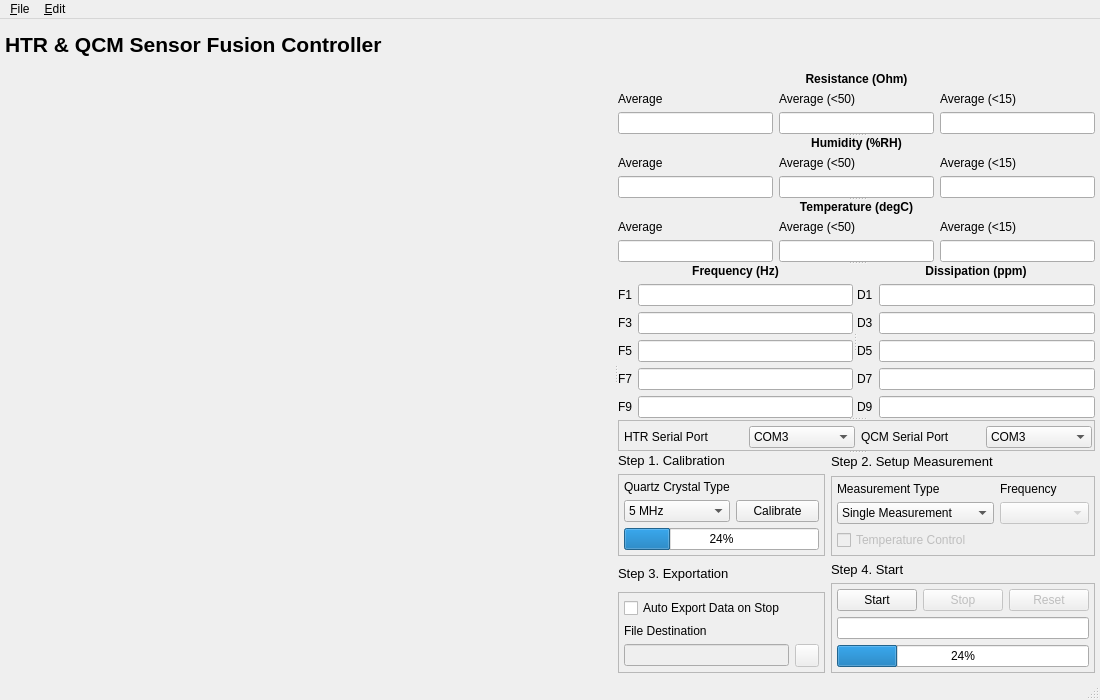
This is ui/main_gui.ui in CydiaBoss/uc-htr-sensor as Qt 5 draws it before an edit. The edited form follows.
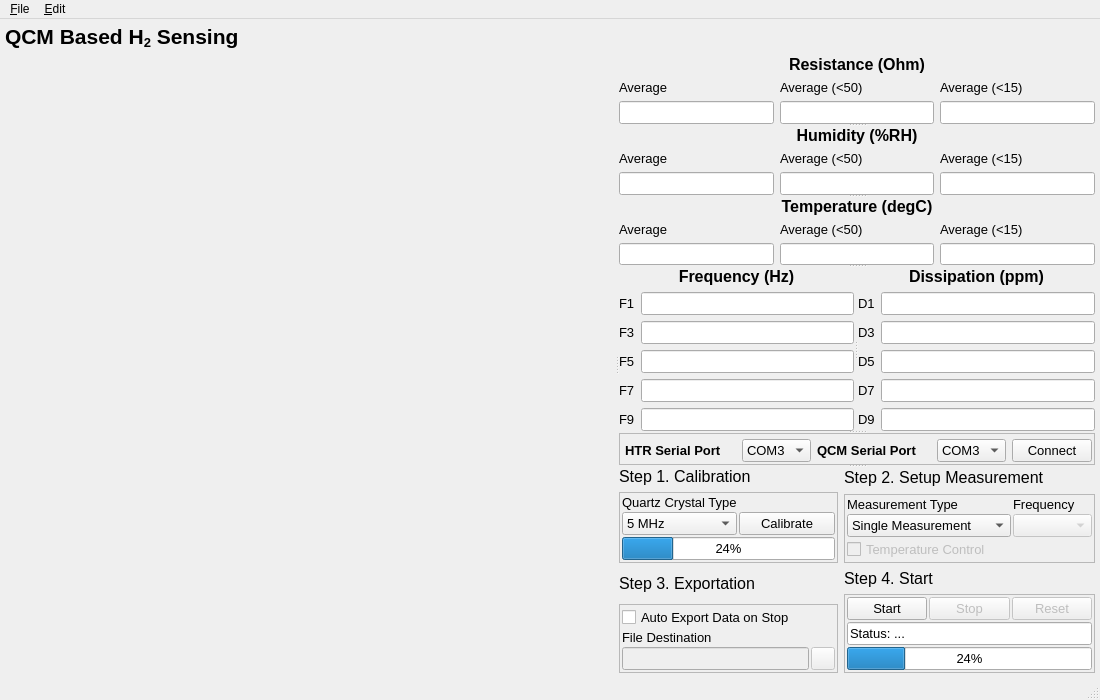
This is the edited form. Icons and pictures are not drawn. Custom widgets are drawn as their Qt base class.

Diff of the .ui file:
```diff
--- a/ui/main_gui.ui
+++ b/ui/main_gui.ui
@@ -47,19 +47,28 @@
     <item row="0" column="0">
      <widget class="QLabel" name="label_12">
       <property name="text">
-       <string>&lt;html&gt;&lt;head/&gt;&lt;body&gt;&lt;p&gt;&lt;span style=&quot; font-size:16pt; font-weight:600;&quot;&gt;HTR &amp;amp; QCM Sensor Fusion Controller&lt;/span&gt;&lt;/p&gt;&lt;/body&gt;&lt;/html&gt;</string>
+       <string>&lt;html&gt;&lt;head/&gt;&lt;body&gt;&lt;p&gt;&lt;span style=&quot; font-size:16pt; font-weight:600;&quot;&gt;QCM Based H&lt;/span&gt;&lt;span style=&quot; font-size:16pt; font-weight:600; vertical-align:sub;&quot;&gt;2&lt;/span&gt;&lt;span style=&quot; font-size:16pt; font-weight:600;&quot;&gt; Sensing&lt;/span&gt;&lt;/p&gt;&lt;/body&gt;&lt;/html&gt;</string>
+      </property>
+      <property name="scaledContents">
+       <bool>true</bool>
       </property>
       <property name="margin">
-       <number>18</number>
+       <number>10</number>
       </property>
      </widget>
     </item>
     <item row="0" column="1">
      <widget class="QLabel" name="label_36">
+      <property name="sizePolicy">
+       <sizepolicy hsizetype="Preferred" vsizetype="Preferred">
+        <horstretch>0</horstretch>
+        <verstretch>0</verstretch>
+       </sizepolicy>
+      </property>
       <property name="maximumSize">
        <size>
-        <width>275</width>
-        <height>64</height>
+        <width>150</width>
+        <height>48</height>
        </size>
       </property>
       <property name="text">
@@ -115,6 +124,17 @@
        </layout>
       </widget>
       <widget class="QSplitter" name="splitter_3">
+       <property name="sizePolicy">
+        <sizepolicy hsizetype="Fixed" vsizetype="Expanding">
+         <horstretch>0</horstretch>
+         <verstretch>0</verstretch>
+        </sizepolicy>
+       </property>
+       <property name="font">
+        <font>
+         <pointsize>10</pointsize>
+        </font>
+       </property>
        <property name="orientation">
         <enum>Qt::Vertical</enum>
        </property>
@@ -132,6 +152,11 @@
          <layout class="QGridLayout" name="gridLayout_15">
           <item row="0" column="0">
            <widget class="QLabel" name="label_21">
+            <property name="font">
+             <font>
+              <pointsize>12</pointsize>
+             </font>
+            </property>
             <property name="text">
              <string>&lt;html&gt;&lt;head/&gt;&lt;body&gt;&lt;p&gt;&lt;span style=&quot; font-weight:600;&quot;&gt;Resistance (Ohm)&lt;/span&gt;&lt;/p&gt;&lt;/body&gt;&lt;/html&gt;</string>
             </property>
@@ -158,6 +183,11 @@
             </item>
             <item row="0" column="1">
              <widget class="QLabel" name="label_10">
+              <property name="font">
+               <font>
+                <pointsize>10</pointsize>
+               </font>
+              </property>
               <property name="text">
                <string>Average (&lt;50)</string>
               </property>
@@ -175,6 +205,11 @@
             </item>
             <item row="0" column="2">
              <widget class="QLabel" name="label_11">
+              <property name="font">
+               <font>
+                <pointsize>10</pointsize>
+               </font>
+              </property>
               <property name="text">
                <string>Average (&lt;15)</string>
               </property>
@@ -185,6 +220,11 @@
             </item>
             <item row="0" column="0">
              <widget class="QLabel" name="label_9">
+              <property name="font">
+               <font>
+                <pointsize>10</pointsize>
+               </font>
+              </property>
               <property name="text">
                <string>Average</string>
               </property>
@@ -201,6 +241,11 @@
          <layout class="QGridLayout" name="gridLayout_16">
           <item row="0" column="0">
            <widget class="QLabel" name="label_22">
+            <property name="font">
+             <font>
+              <pointsize>12</pointsize>
+             </font>
+            </property>
             <property name="text">
              <string>&lt;html&gt;&lt;head/&gt;&lt;body&gt;&lt;p&gt;&lt;span style=&quot; font-weight:600;&quot;&gt;Humidity (%RH)&lt;/span&gt;&lt;/p&gt;&lt;/body&gt;&lt;/html&gt;</string>
             </property>
@@ -213,6 +258,11 @@
            <layout class="QGridLayout" name="gridLayout_13">
             <item row="0" column="0">
              <widget class="QLabel" name="label_15">
+              <property name="font">
+               <font>
+                <pointsize>10</pointsize>
+               </font>
+              </property>
               <property name="text">
                <string>Average</string>
               </property>
@@ -223,6 +273,11 @@
             </item>
             <item row="0" column="1">
              <widget class="QLabel" name="label_16">
+              <property name="font">
+               <font>
+                <pointsize>10</pointsize>
+               </font>
+              </property>
               <property name="text">
                <string>Average (&lt;50)</string>
               </property>
@@ -233,6 +288,11 @@
             </item>
             <item row="0" column="2">
              <widget class="QLabel" name="label_17">
+              <property name="font">
+               <font>
+                <pointsize>10</pointsize>
+               </font>
+              </property>
               <property name="text">
                <string>Average (&lt;15)</string>
               </property>
@@ -270,6 +330,11 @@
          <layout class="QGridLayout" name="gridLayout_17">
           <item row="0" column="0">
            <widget class="QLabel" name="label_23">
+            <property name="font">
+             <font>
+              <pointsize>12</pointsize>
+             </font>
+            </property>
             <property name="text">
              <string>&lt;html&gt;&lt;head/&gt;&lt;body&gt;&lt;p&gt;&lt;span style=&quot; font-weight:600;&quot;&gt;Temperature (degC)&lt;/span&gt;&lt;/p&gt;&lt;/body&gt;&lt;/html&gt;</string>
             </property>
@@ -282,6 +347,11 @@
            <layout class="QGridLayout" name="gridLayout_14">
             <item row="0" column="0">
              <widget class="QLabel" name="label_18">
+              <property name="font">
+               <font>
+                <pointsize>10</pointsize>
+               </font>
+              </property>
               <property name="text">
                <string>Average</string>
               </property>
@@ -292,6 +362,11 @@
             </item>
             <item row="0" column="2">
              <widget class="QLabel" name="label_20">
+              <property name="font">
+               <font>
+                <pointsize>10</pointsize>
+               </font>
+              </property>
               <property name="text">
                <string>Average (&lt;15)</string>
               </property>
@@ -323,6 +398,11 @@
             </item>
             <item row="0" column="1">
              <widget class="QLabel" name="label_19">
+              <property name="font">
+               <font>
+                <pointsize>10</pointsize>
+               </font>
+              </property>
               <property name="text">
                <string>Average (&lt;50)</string>
               </property>
@@ -344,6 +424,11 @@
          <layout class="QGridLayout" name="gridLayout_20">
           <item row="0" column="0">
            <widget class="QLabel" name="label_34">
+            <property name="font">
+             <font>
+              <pointsize>12</pointsize>
+             </font>
+            </property>
             <property name="text">
              <string>&lt;html&gt;&lt;head/&gt;&lt;body&gt;&lt;p&gt;&lt;span style=&quot; font-weight:600;&quot;&gt;Frequency (Hz)&lt;/span&gt;&lt;/p&gt;&lt;/body&gt;&lt;/html&gt;</string>
             </property>
@@ -356,6 +441,11 @@
            <layout class="QGridLayout" name="gridLayout_18">
             <item row="0" column="0">
              <widget class="QLabel" name="label_24">
+              <property name="font">
+               <font>
+                <pointsize>10</pointsize>
+               </font>
+              </property>
               <property name="text">
                <string>F1</string>
               </property>
@@ -373,6 +463,11 @@
             </item>
             <item row="1" column="0">
              <widget class="QLabel" name="label_25">
+              <property name="font">
+               <font>
+                <pointsize>10</pointsize>
+               </font>
+              </property>
               <property name="text">
                <string>F3</string>
               </property>
@@ -390,6 +485,11 @@
             </item>
             <item row="2" column="0">
              <widget class="QLabel" name="label_26">
+              <property name="font">
+               <font>
+                <pointsize>10</pointsize>
+               </font>
+              </property>
               <property name="text">
                <string>F5</string>
               </property>
@@ -407,6 +507,11 @@
             </item>
             <item row="3" column="0">
              <widget class="QLabel" name="label_27">
+              <property name="font">
+               <font>
+                <pointsize>10</pointsize>
+               </font>
+              </property>
               <property name="text">
                <string>F7</string>
               </property>
@@ -424,6 +529,11 @@
             </item>
             <item row="4" column="0">
              <widget class="QLabel" name="label_28">
+              <property name="font">
+               <font>
+                <pointsize>10</pointsize>
+               </font>
+              </property>
               <property name="text">
                <string>F9</string>
               </property>
@@ -463,6 +573,11 @@
             </item>
             <item row="4" column="0">
              <widget class="QLabel" name="label_33">
+              <property name="font">
+               <font>
+                <pointsize>10</pointsize>
+               </font>
+              </property>
               <property name="text">
                <string>D9</string>
               </property>
@@ -473,6 +588,11 @@
             </item>
             <item row="3" column="0">
              <widget class="QLabel" name="label_32">
+              <property name="font">
+               <font>
+                <pointsize>10</pointsize>
+               </font>
+              </property>
               <property name="text">
                <string>D7</string>
               </property>
@@ -490,6 +610,11 @@
             </item>
             <item row="1" column="0">
              <widget class="QLabel" name="label_30">
+              <property name="font">
+               <font>
+                <pointsize>10</pointsize>
+               </font>
+              </property>
               <property name="text">
                <string>D3</string>
               </property>
@@ -500,6 +625,11 @@
             </item>
             <item row="2" column="0">
              <widget class="QLabel" name="label_31">
+              <property name="font">
+               <font>
+                <pointsize>10</pointsize>
+               </font>
+              </property>
               <property name="text">
                <string>D5</string>
               </property>
@@ -510,6 +640,11 @@
             </item>
             <item row="0" column="0">
              <widget class="QLabel" name="label_29">
+              <property name="font">
+               <font>
+                <pointsize>10</pointsize>
+               </font>
+              </property>
               <property name="text">
                <string>D1</string>
               </property>
@@ -536,6 +671,11 @@
           </item>
           <item row="0" column="0">
            <widget class="QLabel" name="label_35">
+            <property name="font">
+             <font>
+              <pointsize>12</pointsize>
+             </font>
+            </property>
             <property name="text">
              <string>&lt;html&gt;&lt;head/&gt;&lt;body&gt;&lt;p&gt;&lt;span style=&quot; font-weight:600;&quot;&gt;Dissipation (ppm)&lt;/span&gt;&lt;/p&gt;&lt;/body&gt;&lt;/html&gt;</string>
             </property>
@@ -575,6 +715,25 @@
          </property>
          <item row="0" column="0">
           <layout class="QGridLayout" name="gridLayout_12">
+           <item row="0" column="2">
+            <widget class="QComboBox" name="htr_serial">
+             <property name="font">
+              <font>
+               <pointsize>10</pointsize>
+              </font>
+             </property>
+             <item>
+              <property name="text">
+               <string>COM3</string>
+              </property>
+             </item>
+             <item>
+              <property name="text">
+               <string>COM5</string>
+              </property>
+             </item>
+            </widget>
+           </item>
            <item row="0" column="5">
             <widget class="QComboBox" name="qcm_serial">
              <item>
@@ -589,6 +748,39 @@
              </item>
             </widget>
            </item>
+           <item row="0" column="0">
+            <widget class="QLabel" name="label_13">
+             <property name="font">
+              <font>
+               <pointsize>10</pointsize>
+               <weight>75</weight>
+               <bold>true</bold>
+              </font>
+             </property>
+             <property name="text">
+              <string>HTR Serial Port</string>
+             </property>
+             <property name="buddy">
+              <cstring>htr_serial</cstring>
+             </property>
+            </widget>
+           </item>
+           <item row="0" column="4">
+            <widget class="QLabel" name="qcm_status">
+             <property name="sizePolicy">
+              <sizepolicy hsizetype="Fixed" vsizetype="Preferred">
+               <horstretch>0</horstretch>
+               <verstretch>0</verstretch>
+              </sizepolicy>
+             </property>
+             <property name="text">
+              <string/>
+             </property>
+             <property name="pixmap">
+              <pixmap resource="resources/main.qrc">:/main/mark.png</pixmap>
+             </property>
+            </widget>
+           </item>
            <item row="0" column="1">
             <widget class="QLabel" name="htr_status">
              <property name="sizePolicy">
@@ -607,6 +799,13 @@
            </item>
            <item row="0" column="3">
             <widget class="QLabel" name="label_14">
+             <property name="font">
+              <font>
+               <pointsize>10</pointsize>
+               <weight>75</weight>
+               <bold>true</bold>
+              </font>
+             </property>
              <property name="text">
               <string>QCM Serial Port</string>
              </property>
@@ -615,58 +814,53 @@
              </property>
             </widget>
            </item>
-           <item row="0" column="0">
-            <widget class="QLabel" name="label_13">
-             <property name="text">
-              <string>HTR Serial Port</string>
-             </property>
-             <property name="buddy">
-              <cstring>htr_serial</cstring>
-             </property>
-            </widget>
-           </item>
-           <item row="0" column="2">
-            <widget class="QComboBox" name="htr_serial">
-             <item>
-              <property name="text">
-               <string>COM3</string>
-              </property>
-             </item>
-             <item>
-              <property name="text">
-               <string>COM5</string>
-              </property>
-             </item>
-            </widget>
-           </item>
-           <item row="0" column="4">
-            <widget class="QLabel" name="qcm_status">
-             <property name="sizePolicy">
-              <sizepolicy hsizetype="Fixed" vsizetype="Preferred">
-               <horstretch>0</horstretch>
-               <verstretch>0</verstretch>
-              </sizepolicy>
-             </property>
-             <property name="text">
-              <string/>
-             </property>
-             <property name="pixmap">
-              <pixmap resource="resources/main.qrc">:/main/mark.png</pixmap>
-             </property>
-            </widget>
-           </item>
           </layout>
          </item>
+         <item row="0" column="1">
+          <widget class="QPushButton" name="pushButton">
+           <property name="sizePolicy">
+            <sizepolicy hsizetype="Fixed" vsizetype="Fixed">
+             <horstretch>0</horstretch>
+             <verstretch>0</verstretch>
+            </sizepolicy>
+           </property>
+           <property name="text">
+            <string>Connect</string>
+           </property>
+           <property name="icon">
+            <iconset resource="resources/main.qrc">
+             <normaloff>:/main/connect.png</normaloff>:/main/connect.png</iconset>
+           </property>
+           <property name="iconSize">
+            <size>
+             <width>14</width>
+             <height>14</height>
+            </size>
+           </property>
+          </widget>
+         </item>
         </layout>
        </widget>
        <widget class="QWidget" name="layoutWidget">
+        <property name="font">
+         <font>
+          <pointsize>10</pointsize>
+         </font>
+        </property>
         <layout class="QGridLayout" name="gridLayout_10">
          <item row="2" column="1" rowspan="2" colspan="2">
           <layout class="QGridLayout" name="gridLayout_9">
            <item row="0" column="0">
             <widget class="QLabel" name="label_8">
+             <property name="font">
+              <font>
+               <pointsize>12</pointsize>
+               <weight>50</weight>
+               <bold>false</bold>
+              </font>
+             </property>
              <property name="text">
-              <string>&lt;html&gt;&lt;head/&gt;&lt;body&gt;&lt;p&gt;&lt;span style=&quot; font-size:10pt;&quot;&gt;Step 4. Start&lt;/span&gt;&lt;/p&gt;&lt;/body&gt;&lt;/html&gt;</string>
+              <string>&lt;html&gt;&lt;head/&gt;&lt;body&gt;&lt;p&gt;&lt;span style=&quot; font-size:12pt;&quot;&gt;Step 4. Start&lt;/span&gt;&lt;/p&gt;&lt;/body&gt;&lt;/html&gt;</string>
              </property>
             </widget>
            </item>
@@ -685,32 +879,58 @@
               <number>6</number>
              </property>
              <layout class="QVBoxLayout" name="verticalLayout_5">
+              <property name="spacing">
+               <number>2</number>
+              </property>
               <property name="leftMargin">
-               <number>5</number>
+               <number>2</number>
               </property>
               <property name="topMargin">
-               <number>5</number>
+               <number>2</number>
               </property>
               <property name="rightMargin">
-               <number>5</number>
+               <number>2</number>
               </property>
               <property name="bottomMargin">
-               <number>5</number>
+               <number>2</number>
               </property>
               <item>
                <layout class="QGridLayout" name="gridLayout_8">
+                <property name="verticalSpacing">
+                 <number>2</number>
+                </property>
                 <item row="0" column="2">
                  <widget class="QPushButton" name="reset_btn">
                   <property name="enabled">
                    <bool>false</bool>
                   </property>
+                  <property name="font">
+                   <font>
+                    <pointsize>10</pointsize>
+                   </font>
+                  </property>
                   <property name="text">
                    <string>Reset</string>
                   </property>
+                  <property name="icon">
+                   <iconset resource="resources/main.qrc">
+                    <normaloff>:/main/reset.png</normaloff>:/main/reset.png</iconset>
+                  </property>
+                  <property name="iconSize">
+                   <size>
+                    <width>12</width>
+                    <height>12</height>
+                   </size>
+                  </property>
                  </widget>
                 </item>
                 <item row="2" column="0" colspan="3">
                  <widget class="QProgressBar" name="progress_bar">
+                  <property name="font">
+                   <font>
+                    <pointsize>10</pointsize>
+                   </font>
+                  </property>
                   <property name="value">
                    <number>24</number>
                   </property>
@@ -727,6 +947,11 @@
                 </item>
                 <item row="0" column="0">
                  <widget class="QPushButton" name="start_btn">
+                  <property name="font">
+                   <font>
+                    <pointsize>10</pointsize>
+                   </font>
+                  </property>
                   <property name="text">
                    <string>Start</string>
                   </property>
@@ -747,6 +972,11 @@
                   <property name="enabled">
                    <bool>false</bool>
                   </property>
+                  <property name="font">
+                   <font>
+                    <pointsize>10</pointsize>
+                   </font>
+                  </property>
                   <property name="text">
                    <string>Stop</string>
                   </property>
@@ -764,6 +994,14 @@
                 </item>
                 <item row="1" column="0" colspan="3">
                  <widget class="QLineEdit" name="perm_status">
+                  <property name="font">
+                   <font>
+                    <pointsize>10</pointsize>
+                   </font>
+                  </property>
+                  <property name="text">
+                   <string>Status: ...</string>
+                  </property>
                   <property name="readOnly">
                    <bool>true</bool>
                   </property>
@@ -780,8 +1018,15 @@
           <layout class="QGridLayout" name="gridLayout_7">
            <item row="0" column="0">
             <widget class="QLabel" name="label_7">
+             <property name="font">
+              <font>
+               <pointsize>12</pointsize>
+               <weight>50</weight>
+               <bold>false</bold>
+              </font>
+             </property>
              <property name="text">
-              <string>&lt;html&gt;&lt;head/&gt;&lt;body&gt;&lt;p&gt;&lt;span style=&quot; font-size:10pt;&quot;&gt;Step 3. Exportation&lt;/span&gt;&lt;/p&gt;&lt;/body&gt;&lt;/html&gt;</string>
+              <string>&lt;html&gt;&lt;head/&gt;&lt;body&gt;&lt;p&gt;&lt;span style=&quot; font-size:12pt;&quot;&gt;Step 3. Exportation&lt;/span&gt;&lt;/p&gt;&lt;/body&gt;&lt;/html&gt;</string>
              </property>
             </widget>
            </item>
@@ -800,20 +1045,26 @@
               <number>6</number>
              </property>
              <layout class="QVBoxLayout" name="verticalLayout_4">
+              <property name="spacing">
+               <number>2</number>
+              </property>
               <property name="leftMargin">
-               <number>5</number>
+               <number>2</number>
               </property>
               <property name="topMargin">
-               <number>5</number>
+               <number>2</number>
               </property>
               <property name="rightMargin">
-               <number>5</number>
+               <number>2</number>
               </property>
               <property name="bottomMargin">
-               <number>5</number>
+               <number>2</number>
               </property>
               <item>
                <layout class="QGridLayout" name="gridLayout_6">
+                <property name="verticalSpacing">
+                 <number>2</number>
+                </property>
                 <item row="3" column="0">
                  <widget class="QLineEdit" name="file_dest">
                   <property name="enabled">
@@ -837,6 +1088,11 @@
                 </item>
                 <item row="1" column="0">
                  <widget class="QLabel" name="label_6">
+                  <property name="font">
+                   <font>
+                    <pointsize>10</pointsize>
+                   </font>
+                  </property>
                   <property name="text">
                    <string>File Destination</string>
                   </property>
@@ -873,22 +1129,33 @@
               <number>6</number>
              </property>
              <layout class="QVBoxLayout" name="verticalLayout_2">
+              <property name="spacing">
+               <number>2</number>
+              </property>
               <property name="leftMargin">
-               <number>5</number>
+               <number>2</number>
               </property>
               <property name="topMargin">
-               <number>5</number>
+               <number>2</number>
               </property>
               <property name="rightMargin">
-               <number>5</number>
+               <number>2</number>
               </property>
               <property name="bottomMargin">
-               <number>5</number>
+               <number>2</number>
               </property>
               <item>
                <layout class="QGridLayout" name="gridLayout_2">
+                <property name="verticalSpacing">
+                 <number>2</number>
+                </property>
                 <item row="1" column="0">
                  <widget class="QComboBox" name="qc_type">
+                  <property name="font">
+                   <font>
+                    <pointsize>10</pointsize>
+                   </font>
+                  </property>
                   <item>
                    <property name="text">
                     <string>5 MHz</string>
@@ -903,6 +1170,11 @@
                 </item>
                 <item row="0" column="0">
                  <widget class="QLabel" name="label">
+                  <property name="font">
+                   <font>
+                    <pointsize>10</pointsize>
+                   </font>
+                  </property>
                   <property name="text">
                    <string>Quartz Crystal Type</string>
                   </property>
@@ -913,6 +1185,11 @@
                 </item>
                 <item row="1" column="1">
                  <widget class="QPushButton" name="calibrate_btn">
+                  <property name="font">
+                   <font>
+                    <pointsize>10</pointsize>
+                   </font>
+                  </property>
                   <property name="text">
                    <string>Calibrate</string>
                   </property>
@@ -920,6 +1197,11 @@
                 </item>
                 <item row="2" column="0" colspan="2">
                  <widget class="QProgressBar" name="progressBar">
+                  <property name="font">
+                   <font>
+                    <pointsize>10</pointsize>
+                   </font>
+                  </property>
                   <property name="value">
                    <number>24</number>
                   </property>
@@ -932,8 +1214,15 @@
            </item>
            <item row="1" column="0">
             <widget class="QLabel" name="label_4">
+             <property name="font">
+              <font>
+               <pointsize>12</pointsize>
+               <weight>50</weight>
+               <bold>false</bold>
+              </font>
+             </property>
              <property name="text">
-              <string>&lt;html&gt;&lt;head/&gt;&lt;body&gt;&lt;p&gt;&lt;span style=&quot; font-size:10pt;&quot;&gt;Step 1. Calibration&lt;/span&gt;&lt;/p&gt;&lt;/body&gt;&lt;/html&gt;</string>
+              <string>&lt;html&gt;&lt;head/&gt;&lt;body&gt;&lt;p&gt;&lt;span style=&quot; font-size:12pt;&quot;&gt;Step 1. Calibration&lt;/span&gt;&lt;/p&gt;&lt;/body&gt;&lt;/html&gt;</string>
              </property>
             </widget>
            </item>
@@ -943,8 +1232,15 @@
           <layout class="QGridLayout" name="gridLayout_5">
            <item row="1" column="0">
             <widget class="QLabel" name="label_5">
+             <property name="font">
+              <font>
+               <pointsize>12</pointsize>
+               <weight>50</weight>
+               <bold>false</bold>
+              </font>
+             </property>
              <property name="text">
-              <string>&lt;html&gt;&lt;head/&gt;&lt;body&gt;&lt;p&gt;&lt;span style=&quot; font-size:10pt;&quot;&gt;Step 2. Setup Measurement&lt;/span&gt;&lt;/p&gt;&lt;/body&gt;&lt;/html&gt;</string>
+              <string>&lt;html&gt;&lt;head/&gt;&lt;body&gt;&lt;p&gt;&lt;span style=&quot; font-size:12pt;&quot;&gt;Step 2. Setup Measurement&lt;/span&gt;&lt;/p&gt;&lt;/body&gt;&lt;/html&gt;</string>
              </property>
             </widget>
            </item>
@@ -963,22 +1259,33 @@
               <number>6</number>
              </property>
              <layout class="QVBoxLayout" name="verticalLayout_3">
+              <property name="spacing">
+               <number>2</number>
+              </property>
               <property name="leftMargin">
-               <number>5</number>
+               <number>2</number>
               </property>
               <property name="topMargin">
-               <number>5</number>
+               <number>2</number>
               </property>
               <property name="rightMargin">
-               <number>5</number>
+               <number>2</number>
               </property>
               <property name="bottomMargin">
-               <number>5</number>
+               <number>2</number>
               </property>
               <item>
                <layout class="QGridLayout" name="gridLayout_4">
+                <property name="verticalSpacing">
+                 <number>2</number>
+                </property>
                 <item row="0" column="0">
                  <widget class="QLabel" name="label_2">
+                  <property name="font">
+                   <font>
+                    <pointsize>10</pointsize>
+                   </font>
+                  </property>
                   <property name="text">
                    <string>Measurement Type</string>
                   </property>
@@ -989,6 +1296,11 @@
                 </item>
                 <item row="0" column="1">
                  <widget class="QLabel" name="label_3">
+                  <property name="font">
+                   <font>
+                    <pointsize>10</pointsize>
+                   </font>
+                  </property>
                   <property name="text">
                    <string>Frequency</string>
                   </property>
@@ -999,6 +1311,11 @@
                 </item>
                 <item row="1" column="0">
                  <widget class="QComboBox" name="measure_type">
+                  <property name="font">
+                   <font>
+                    <pointsize>10</pointsize>
+                   </font>
+                  </property>
                   <item>
                    <property name="text">
                     <string>Single Measurement</string>
@@ -1016,6 +1333,11 @@
                   <property name="enabled">
                    <bool>false</bool>
                   </property>
+                  <property name="font">
+                   <font>
+                    <pointsize>10</pointsize>
+                   </font>
+                  </property>
                  </widget>
                 </item>
                 <item row="2" column="0">
```
Left out of the diff: 6 changed lines with no effect on the pictures.
